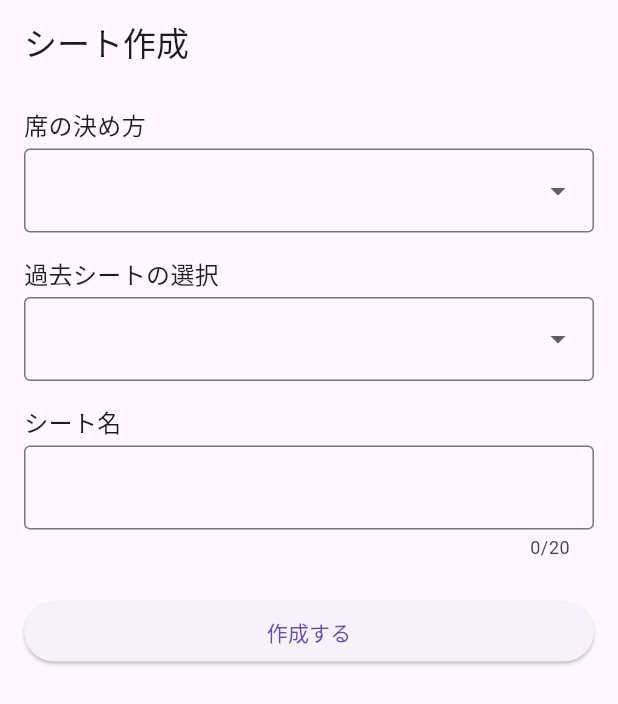
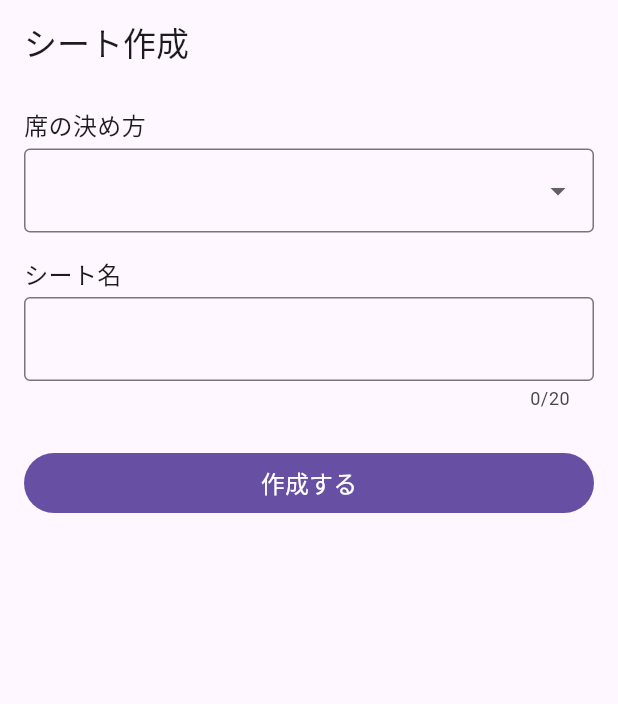
Before and after one commit to engineer-circle/engineer-circle, a Flutter app: the InitialSetupSeatPage screen opened by its route, on a phone screen of 412 x 824 dp. Shown: the top 704 px of the screen. Run offline on Flutter 3.47's test engine with Material 3 defaults, Android fonts, the phone set to English and light mode, and no system bars; our stand-ins replace auto_route, cached_network_image, cloud_firestore, cloud_functions, firebase_auth, firebase_core and 6 more; missing offline and left inert: roggle; accounts and stored records are empty.

Commit message:
レイアウト修正とState管理

```diff
--- a/lib/feature/admin/initial_setup_seat/ui/initial_setup_seat_page.dart
+++ b/lib/feature/admin/initial_setup_seat/ui/initial_setup_seat_page.dart
@@ -1,5 +1,7 @@
 import 'package:auto_route/auto_route.dart';
 import 'package:engineer_circle/app/router/app_router.dart';
+import 'package:engineer_circle/feature/admin/initial_setup_seat/state/initial_setup_seat_state.dart';
+import 'package:engineer_circle/feature/admin/initial_setup_seat/state/initial_setup_seat_state_notifier.dart';
 import 'package:flutter/material.dart';
 import 'package:flutter_riverpod/flutter_riverpod.dart';
 
@@ -13,30 +15,18 @@ class InitialSetupSeatPage extends ConsumerStatefulWidget {
 }
 
 class _InitialSetupSeatPageState extends ConsumerState<InitialSetupSeatPage> {
-  String? _selectedPreviousSetting;
-  final TextEditingController _seatNameController = TextEditingController();
-  String? _selectedSeatMethod;
-
-  @override
-  void dispose() {
-    _seatNameController.dispose();
-    super.dispose();
-  }
+  final _formKey = GlobalKey<FormState>();
 
   @override
   Widget build(BuildContext context) {
-    // TODO: Remoteから設定候補を取得する
-    final List<String> previousSettings = [
-      '23/10/21(初回)',
-      '23/9/21(2回目)',
-      '23/9/21(初回)'
-    ];
-
+    final state = ref.watch(initialSetupSeatStateProvider);
     return Scaffold(
       appBar: AppBar(
         title: const Text('シート作成'),
       ),
-      body: SingleChildScrollView(
+      body: Form(
+        key: _formKey,
+        child: SingleChildScrollView(
           child: Padding(
             padding: const EdgeInsets.all(16.0),
             child: Column(
@@ -47,48 +37,22 @@ class _InitialSetupSeatPageState extends ConsumerState<InitialSetupSeatPage> {
                   style: TextStyle(fontSize: 16),
                 ),
                 const SizedBox(height: 4),
-              DropdownButtonFormField<String>(
+                DropdownButtonFormField(
                   decoration: const InputDecoration(
                     border: OutlineInputBorder(),
                   ),
-                items: ['自由', 'シャッフル']
-                    .map<DropdownMenuItem<String>>((String value) {
-                  return DropdownMenuItem<String>(
+                  items: SeatSelectionMethod.values
+                      .map((SeatSelectionMethod value) {
+                    return DropdownMenuItem(
                       value: value,
-                    child: Text(value),
+                      child: Text(value.label),
                     );
                   }).toList(),
-                onChanged: (newValue) {
-                  setState(() {
-                    _selectedSeatMethod = newValue!;
-                  });
-                },
-                value: _selectedSeatMethod,
-              ),
-              const SizedBox(height: 16),
-              // TODO: シャッフル時のみ表示する
-              const Text(
-                '過去シートの選択',
-                style: TextStyle(fontSize: 16),
-              ),
-              const SizedBox(height: 4),
-              DropdownButtonFormField<String>(
-                decoration: const InputDecoration(
-                  border: OutlineInputBorder(),
-                ),
-                items: previousSettings
-                    .map<DropdownMenuItem<String>>((String value) {
-                  return DropdownMenuItem<String>(
-                    value: value,
-                    child: Text(value),
-                  );
-                }).toList(),
-                onChanged: (newValue) {
-                  setState(() {
-                    _selectedPreviousSetting = newValue;
-                  });
-                },
-                value: _selectedPreviousSetting,
+                  onChanged: (SeatSelectionMethod? newValue) => ref
+                      .read(initialSetupSeatStateProvider.notifier)
+                      .updateSeatSelectionMethod(newValue),
+                  value: state.seatSelectionMethod,
+                  validator: (value) => value == null ? '席の決め方を選択してください' : null,
                 ),
                 const SizedBox(height: 16),
                 const Text(
@@ -96,27 +60,42 @@ class _InitialSetupSeatPageState extends ConsumerState<InitialSetupSeatPage> {
                   style: TextStyle(fontSize: 16),
                 ),
                 const SizedBox(height: 4),
-              TextField(
-                controller: _seatNameController,
+                TextFormField(
+                  initialValue: state.seatName,
+                  maxLines: 1,
+                  maxLength: 20,
                   decoration: const InputDecoration(
                     border: OutlineInputBorder(),
                   ),
-                maxLength: 20,
+                  validator: (value) => value!.isEmpty ? 'シート名を入力してください' : null,
+                  onChanged: (value) => ref
+                      .read(initialSetupSeatStateProvider.notifier)
+                      .updateSeatName(value),
                 ),
                 const SizedBox(height: 24),
-              ElevatedButton(
-                child: const Text('作成する'),
+                FilledButton(
+                  child: const Text(
+                    '作成する',
+                    style: TextStyle(
+                      fontSize: 16,
+                    ),
+                  ),
                   onPressed: () {
+                    if (_formKey.currentState!.validate()) {
+                      _formKey.currentState!.save();
                       context.router.push(
                         CreateSeatingChartRoute(
-                        seatTitle: _seatNameController.text),
+                          seatTitle: state.seatName!,
+                        ),
                       );
+                    }
                   },
                 ),
               ],
             ),
           ),
         ),
+      ),
     );
   }
 }
```
Lines whose indentation alone changed are shown as unchanged.
